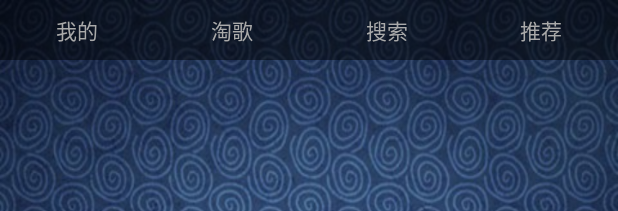
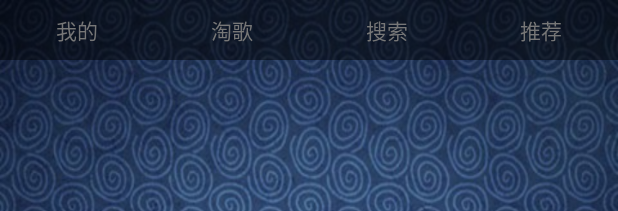
Before and after one commit to 152056139/Gmusic, an Android app: the layout activity_main.xml on its own in the app's theme, with its tools: preview values and no code run, on a phone screen of 412 x 824 dp. Shown: the top 211 px of the screen. Run offline under Robolectric (Android 15) with nearby library versions, the phone set to English and light mode, and no system bars.

```diff
--- a/app/src/main/res/drawable/selector_text_color.xml
+++ b/app/src/main/res/drawable/selector_text_color.xml
@@ -2,5 +2,5 @@
 <selector xmlns:android="http://schemas.android.com/apk/res/android">
 
     <item android:color="#ffffff" android:state_checked="true"></item>
-    <item android:color="#aaaaaa" android:state_checked="false"></item>
+    <item android:color="#777777" android:state_checked="false"></item>
 </selector>
--- a/app/src/main/res/layout/activity_main.xml
+++ b/app/src/main/res/layout/activity_main.xml
@@ -6,95 +6,101 @@
     android:layout_height="match_parent"
     android:background="@drawable/backgroud"
     tools:context="com.gray.gmusic.MainActivity">
+
     <RadioGroup
         android:id="@+id/rg_main"
+        android:layout_width="match_parent"
+        android:layout_height="wrap_content"
         android:background="#80000000"
-        android:orientation="horizontal"
-        android:layout_width="match_parent"
-        android:layout_height="wrap_content">
+        android:orientation="horizontal">
+
         <RadioButton
+            android:id="@+id/rb_mine"
+            android:layout_width="match_parent"
+            android:layout_height="40dp"
+            android:layout_weight="1"
+            android:button="@null"
             android:gravity="center"
-            android:id="@+id/rb_mine"
-            android:textColor="@drawable/selector_text_color"
             android:text="我的"
+            android:textColor="@drawable/selector_text_color" />
+
+        <RadioButton
+            android:id="@+id/rb_taoge"
+            android:layout_width="match_parent"
+            android:layout_height="40dp"
+            android:layout_weight="1"
             android:button="@null"
+            android:gravity="center"
+            android:text="淘歌"
+            android:textColor="@drawable/selector_text_color" />
+
+        <RadioButton
+            android:id="@+id/rb_search"
+            android:layout_width="match_parent"
+            android:layout_height="40dp"
             android:layout_weight="1"
+            android:button="@null"
+            android:gravity="center"
+            android:text="搜索"
+            android:textColor="@drawable/selector_text_color" />
+
+        <RadioButton
+            android:id="@+id/rb_recommend"
             android:layout_width="match_parent"
-            android:layout_height="40dp" />
-        <RadioButton
+            android:layout_height="40dp"
+            android:layout_weight="1"
+            android:button="@null"
             android:gravity="center"
-            android:id="@+id/rb_taoge"
-            android:textColor="@drawable/selector_text_color"
-            android:text="淘歌"
-            android:button="@null"
-            android:layout_weight="1"
-            android:layout_width="match_parent"
-            android:layout_height="40dp" />
-        <RadioButton
-            android:gravity="center"
-            android:id="@+id/rb_search"
-            android:textColor="@drawable/selector_text_color"
-            android:text="搜索"
-            android:button="@null"
-            android:layout_weight="1"
-            android:layout_width="match_parent"
-            android:layout_height="40dp" />
-        <RadioButton
-            android:gravity="center"
-            android:id="@+id/rb_recommend"
-            android:textColor="@drawable/selector_text_color"
             android:text="推荐"
-            android:button="@null"
-            android:layout_weight="1"
-            android:layout_width="match_parent"
-            android:layout_height="40dp" />
+            android:textColor="@drawable/selector_text_color" />
 
     </RadioGroup>
 
     <RelativeLayout
-        android:background="#80000000"
         android:id="@+id/rl_main_bottom"
         android:layout_width="match_parent"
         android:layout_height="wrap_content"
         android:layout_alignParentBottom="true"
         android:layout_alignParentLeft="true"
-        android:layout_alignParentStart="true">
+        android:layout_alignParentStart="true"
+        android:background="#80000000">
         <!--left-->
         <ImageView
             android:id="@+id/iv_bottom_album"
-            android:src="@drawable/img_album_background"
+            android:layout_width="50dp"
+            android:layout_height="50dp"
             android:layout_alignParentLeft="true"
-            android:layout_width="50dp"
-            android:layout_height="50dp" />
+            android:src="@drawable/img_album_background" />
 
 
         <!--right-->
         <ImageView
-            android:layout_marginRight="5dp"
-            android:layout_marginLeft="5dp"
             android:id="@+id/iv_bottom_list"
             android:layout_width="35dp"
             android:layout_height="35dp"
+            android:layout_alignParentEnd="true"
+            android:layout_alignParentRight="true"
+            android:layout_centerVertical="true"
+            android:layout_marginLeft="5dp"
+            android:layout_marginRight="5dp"
             android:baselineAlignBottom="false"
-            android:src="@drawable/icon_menu_point"
-            android:layout_centerVertical="true"
-            android:layout_alignParentRight="true"
-            android:layout_alignParentEnd="true" />
+            android:src="@drawable/icon_menu_point" />
+
         <View
-            android:background="#aaaaaa"
+            android:layout_width="0.5dp"
+            android:layout_height="50dp"
             android:layout_toLeftOf="@id/iv_bottom_list"
-            android:layout_width="0.5dp"
-            android:layout_height="50dp">
+            android:background="#aaaaaa">
 
         </View>
     </RelativeLayout>
 
     <android.support.v4.view.ViewPager
         android:id="@+id/vp_main"
-        android:layout_below="@id/rg_main"
+        android:layout_width="match_parent"
+        android:layout_height="match_parent"
         android:layout_above="@id/rl_main_bottom"
-        android:layout_width="match_parent"
-        android:layout_height="match_parent">
+        android:layout_below="@id/rg_main">
 
 
     </android.support.v4.view.ViewPager>
```
Also changed, not shown: app/src/main/java/com/gray/gmusic/MainActivity.java (+15 -125 lines).
